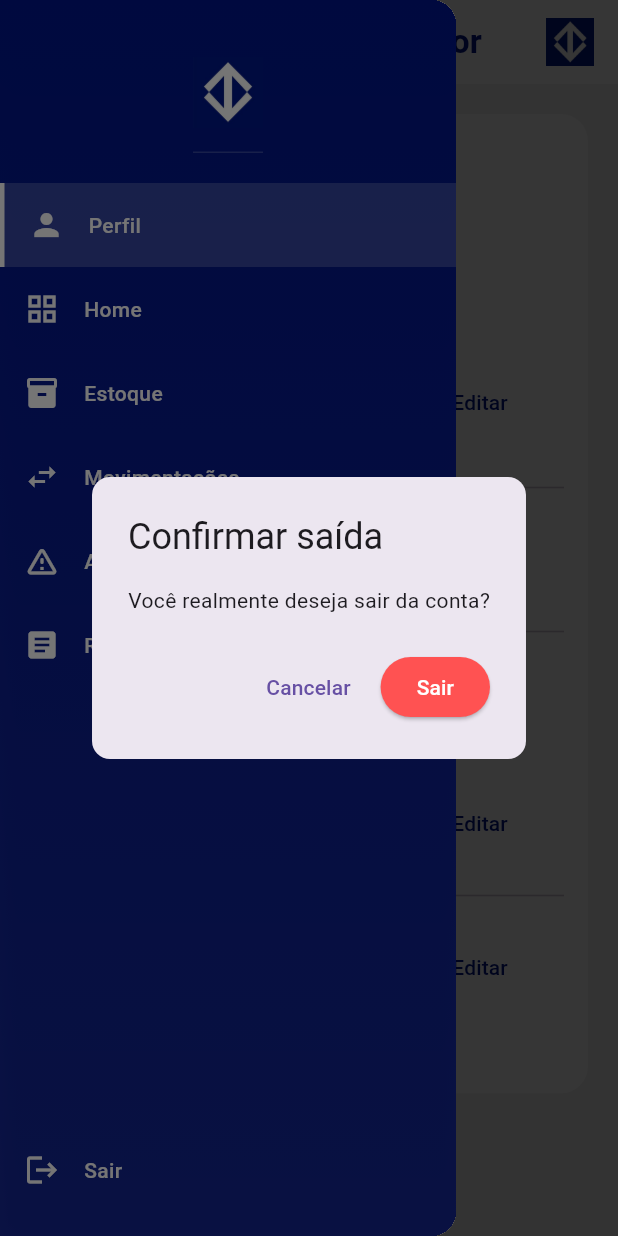
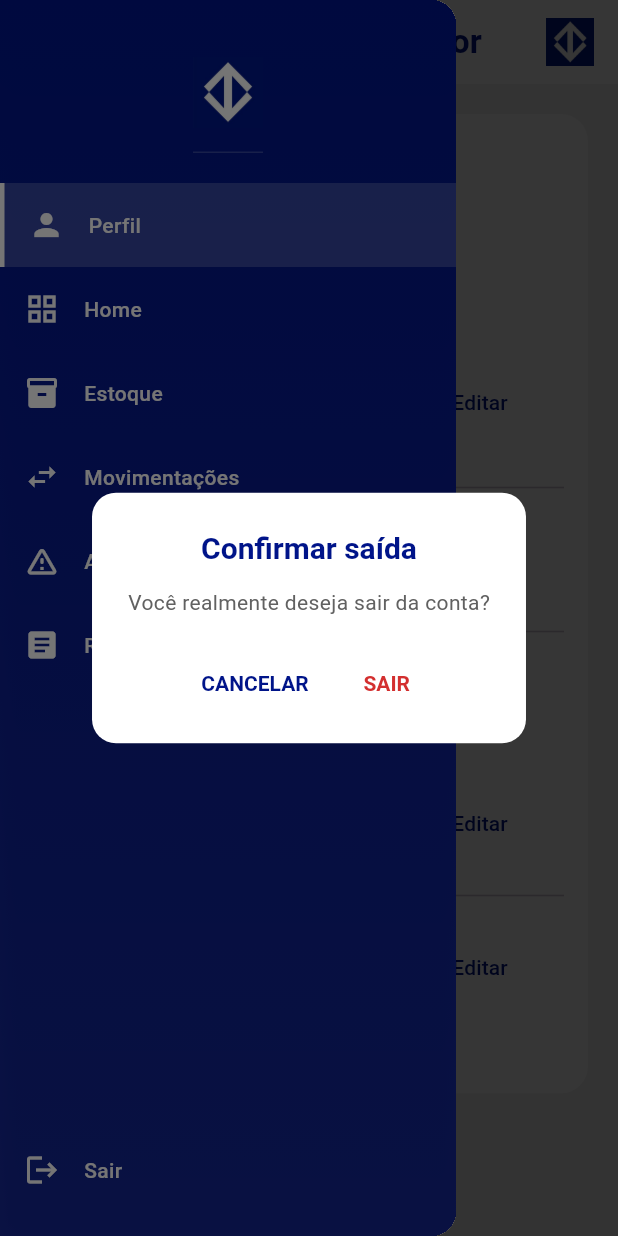
Before and after one commit to MetroIMT/PII-Metro-Gestao-de-Processos, a Flutter app: the AdminPage screen opened directly, in the side drawer, after a tap on "Sair", on a phone screen of 412 x 824 dp. Run offline on Flutter 3.47's test engine with Material 3 defaults, Android fonts, the phone set to English and light mode, and no system bars; our stand-ins replace fl_chart, flutter_map, flutter_secure_storage, image_picker, latlong2, open_filex and 3 more; missing offline and left inert: excel, file_saver; accounts and stored records are empty.

Commit message:
fix: botao de sair

```diff
--- a/lib/widgets/sidebar.dart
+++ b/lib/widgets/sidebar.dart
@@ -92,6 +92,7 @@ class _SidebarState extends State<Sidebar> {
             -1,
             expanded,
             selectedIndex,
+            metroBlue,
           ),
 
           _sidebarItem(
@@ -101,6 +102,7 @@ class _SidebarState extends State<Sidebar> {
             0,
             expanded,
             selectedIndex,
+            metroBlue,
           ),
           // Item de Dashboard agora visível apenas para admin
           if ((_role ?? '') == 'admin')
@@ -111,6 +113,7 @@ class _SidebarState extends State<Sidebar> {
               1,
               expanded,
               selectedIndex,
+              metroBlue,
             ),
           _sidebarItem(
             context,
@@ -119,6 +122,7 @@ class _SidebarState extends State<Sidebar> {
             2,
             expanded,
             selectedIndex,
+            metroBlue,
           ),
           _sidebarItem(
             context,
@@ -127,6 +131,7 @@ class _SidebarState extends State<Sidebar> {
             3,
             expanded,
             selectedIndex,
+            metroBlue,
           ),
           _sidebarItem(
             context,
@@ -135,6 +140,7 @@ class _SidebarState extends State<Sidebar> {
             4,
             expanded,
             selectedIndex,
+            metroBlue,
           ),
           _sidebarItem(
             context,
@@ -143,6 +149,7 @@ class _SidebarState extends State<Sidebar> {
             5,
             expanded,
             selectedIndex,
+            metroBlue,
           ),
           // Item visível apenas para usuários 'admin'
           if ((_role ?? '') == 'admin')
@@ -153,6 +160,7 @@ class _SidebarState extends State<Sidebar> {
               6,
               expanded,
               selectedIndex,
+              metroBlue,
             ),
 
           const Spacer(),
@@ -163,6 +171,7 @@ class _SidebarState extends State<Sidebar> {
             7,
             expanded,
             selectedIndex,
+            metroBlue,
           ),
           const SizedBox(height: 16),
         ],
@@ -178,6 +187,7 @@ class _SidebarState extends State<Sidebar> {
     int index,
     bool expanded,
     int selectedIndex,
+    Color brandColor, // Cor da marca (metroBlue)
   ) {
     final isSelected = selectedIndex == index;
 
@@ -245,33 +255,76 @@ class _SidebarState extends State<Sidebar> {
             );
             break;
           case 7: // Sair (Logout)
-            // Mostra um diálogo de confirmação
+            // Estilo FINAL: Diálogo Clean com TextButtons e correções de fundo/alinhamento
+
             final shouldLogout = await showDialog<bool>(
               context: context,
               builder: (context) {
                 return AlertDialog(
+                  // CORREÇÃO 1: Fundo BRANCO completamente opaco
+                  backgroundColor: Colors.white,
+
+                  // Estilo do Diálogo
                   shape: RoundedRectangleBorder(
-                    borderRadius: BorderRadius.circular(12),
+                    borderRadius: BorderRadius.circular(16), // Raio de borda consistente
                   ),
-                  title: const Text('Confirmar saída'),
-                  content: const Text('Você realmente deseja sair da conta?'),
+
+                  // Padding
+                  titlePadding: const EdgeInsets.only(top: 24, left: 24, right: 24, bottom: 0),
+                  contentPadding: const EdgeInsets.symmetric(horizontal: 24, vertical: 12),
+                  actionsPadding: const EdgeInsets.only(bottom: 16, top: 8), // Padding dos actions (para o Row)
+
+                  // Conteúdo do Diálogo
+                  title: Text(
+                    'Confirmar saída',
+                    textAlign: TextAlign.center,
+                    style: TextStyle(
+                      color: brandColor, // Título Azul (Metro Blue)
+                      fontSize: 20,
+                      fontWeight: FontWeight.bold,
+                    ),
+                  ),
+                  content: Text(
+                    'Você realmente deseja sair da conta?',
+                    textAlign: TextAlign.center,
+                    style: TextStyle(fontSize: 14, color: Colors.grey[700]),
+                  ),
+
                   actions: [
-                    TextButton(
-                      onPressed: () => Navigator.pop(context, false),
-                      child: const Text('Cancelar'),
-                    ),
-                    ElevatedButton(
-                      style: ElevatedButton.styleFrom(
-                        backgroundColor: Colors.redAccent,
-                        foregroundColor: Colors.white,
-                      ),
-                      onPressed: () => Navigator.pop(context, true),
-                      child: const Text('Sair'),
+                    // CORREÇÃO 2: Usa Row com MainAxisAlignment.center para CENTRALIZAR os botões
+                    Row(
+                      mainAxisAlignment: MainAxisAlignment.center, // <-- CENTRALIZAÇÃO DOS BOTÕES
+                      children: [
+                        // AÇÃO SECUNDÁRIA (Cancelar)
+                        TextButton(
+                          style: TextButton.styleFrom(
+                            foregroundColor: brandColor,
+                            textStyle: const TextStyle(fontWeight: FontWeight.bold),
+                          ),
+                          onPressed: () => Navigator.pop(context, false),
+                          child: const Text('CANCELAR'),
+                        ),
+
+                        const SizedBox(width: 8),
+
+                        // AÇÃO DESTRUTIVA (Sair)
+                        TextButton(
+                          style: TextButton.styleFrom(
+                            foregroundColor: Colors.red.shade700, // Vermelho sutil (cor de perigo)
+                            textStyle: const TextStyle(fontWeight: FontWeight.bold),
+                          ),
+                          onPressed: () => Navigator.pop(context, true),
+                          child: const Text('SAIR'),
+                        ),
+                      ],
                     ),
                   ],
                 );
               },
             );
+
+            // Verificação de montagem do contexto
+            if (!context.mounted) return;
 
             if (shouldLogout == true) {
               try {
```
